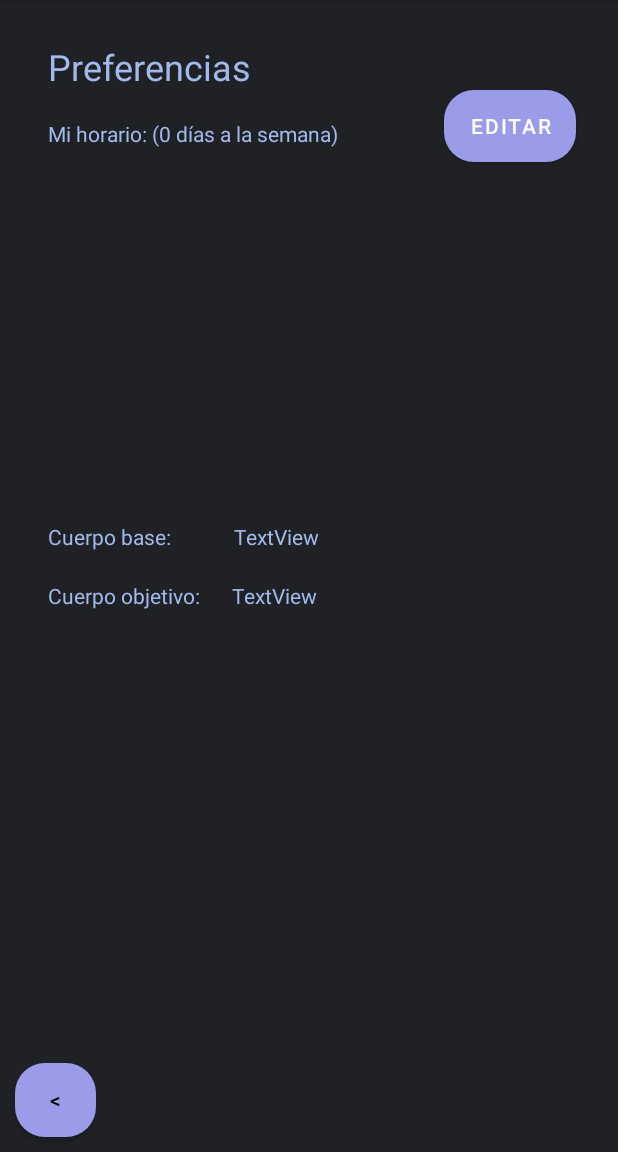
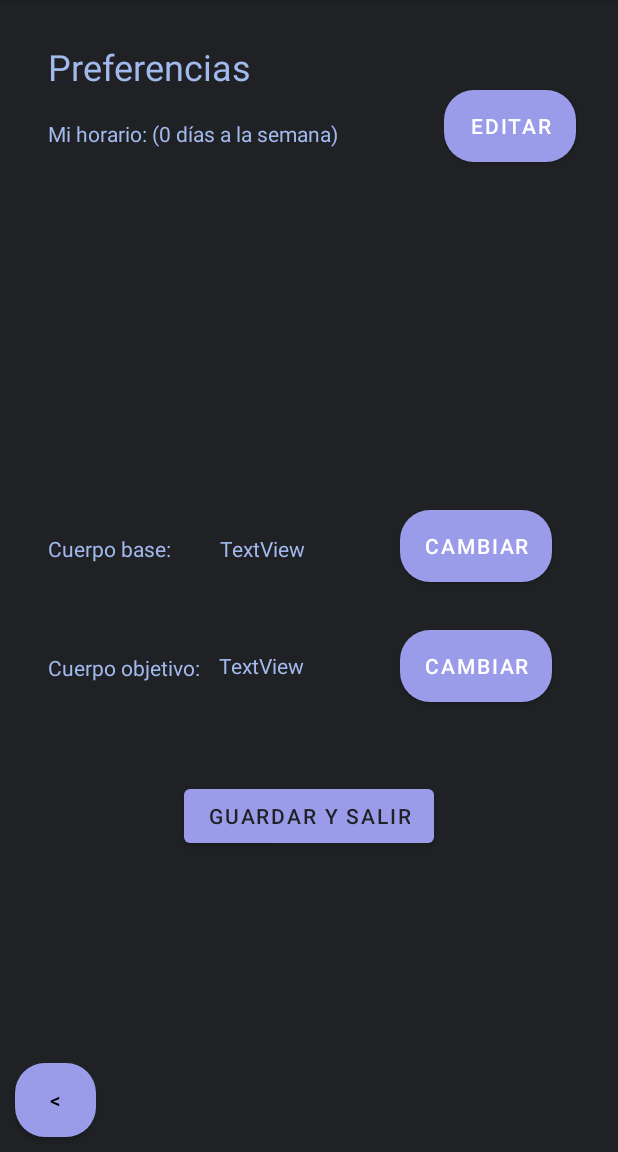
Before and after one commit to ErickSan01/Softcare_PocketTrainer, an Android app: the AjustesActivity screen opened directly, with no data from a screen before it, on a phone screen of 412 x 824 dp, the part 84-1236 px from its top. Run offline under Robolectric (Android 15) with nearby library versions, the phone set to English and light mode, and no system bars.

Commit message:
Cambiar meta se agregó al menú de ajustes

```diff
--- a/Codigo/app/src/main/res/layout/activity_ajustes.xml
+++ b/Codigo/app/src/main/res/layout/activity_ajustes.xml
@@ -35,7 +35,7 @@
         android:layout_width="349dp"
         android:layout_height="208dp"
         android:layout_marginTop="116dp"
-        android:textColor="#FFFFFF"
+        android:textColor="@color/white"
         app:layout_constraintEnd_toEndOf="parent"
         app:layout_constraintHorizontal_bias="0.516"
         app:layout_constraintStart_toStartOf="parent"
@@ -54,12 +54,38 @@
         app:layout_constraintEnd_toEndOf="parent"
         app:layout_constraintTop_toTopOf="parent" />
 
+    <Button
+        android:id="@+id/buttonHorario2"
+        android:layout_width="wrap_content"
+        android:layout_height="wrap_content"
+        android:layout_marginTop="16dp"
+        android:layout_marginEnd="44dp"
+        android:background="@drawable/custombutton"
+        android:onClick="editarCuerpo"
+        android:text="@string/cambiar"
+        android:textColor="@color/white"
+        app:layout_constraintEnd_toEndOf="parent"
+        app:layout_constraintTop_toBottomOf="@+id/ListView1" />
+
+    <Button
+        android:id="@+id/buttonHorario3"
+        android:layout_width="wrap_content"
+        android:layout_height="wrap_content"
+        android:layout_marginTop="32dp"
+        android:layout_marginEnd="44dp"
+        android:background="@drawable/custombutton"
+        android:onClick="editarMeta"
+        android:text="@string/cambiar"
+        android:textColor="@color/white"
+        app:layout_constraintEnd_toEndOf="parent"
+        app:layout_constraintTop_toBottomOf="@+id/buttonHorario2" />
+
     <TextView
         android:id="@+id/textViewCuerpo"
         android:layout_width="wrap_content"
         android:layout_height="wrap_content"
         android:layout_marginStart="32dp"
-        android:layout_marginTop="24dp"
+        android:layout_marginTop="32dp"
         android:text="@string/cuerpo_elegido"
         android:textColor="@color/texto"
         app:layout_constraintStart_toStartOf="parent"
@@ -67,10 +93,10 @@
 
     <TextView
         android:id="@+id/textViewCuerpoUsuario"
-        android:layout_width="228dp"
-        android:layout_height="19dp"
-        android:layout_marginTop="24dp"
-        android:layout_marginEnd="28dp"
+        android:layout_width="69dp"
+        android:layout_height="22dp"
+        android:layout_marginTop="32dp"
+        android:layout_marginEnd="196dp"
         android:text="TextView"
         android:textColor="@color/texto"
         app:layout_constraintEnd_toEndOf="parent"
@@ -81,7 +107,7 @@
         android:layout_width="wrap_content"
         android:layout_height="wrap_content"
         android:layout_marginStart="32dp"
-        android:layout_marginTop="20dp"
+        android:layout_marginTop="60dp"
         android:text="@string/meta_elegido"
         android:textColor="@color/texto"
         app:layout_constraintStart_toStartOf="parent"
@@ -89,10 +115,10 @@
 
     <TextView
         android:id="@+id/textViewMetaUsuario"
-        android:layout_width="229dp"
-        android:layout_height="19dp"
-        android:layout_marginTop="20dp"
-        android:layout_marginEnd="28dp"
+        android:layout_width="106dp"
+        android:layout_height="49dp"
+        android:layout_marginTop="56dp"
+        android:layout_marginEnd="160dp"
         android:text="TextView"
         android:textColor="@color/texto"
         app:layout_constraintEnd_toEndOf="parent"
@@ -111,4 +137,14 @@
         app:layout_constraintBottom_toBottomOf="parent"
         app:layout_constraintStart_toStartOf="parent" />
 
+    <Button
+        android:id="@+id/buttonSalir"
+        android:layout_width="wrap_content"
+        android:layout_height="wrap_content"
+        android:layout_marginTop="196dp"
+        android:text="@string/guardar_y_salir"
+        app:layout_constraintEnd_toEndOf="parent"
+        app:layout_constraintStart_toStartOf="parent"
+        app:layout_constraintTop_toBottomOf="@+id/ListView1" />
+
 </androidx.constraintlayout.widget.ConstraintLayout>
--- a/Codigo/app/src/main/res/values/strings.xml
+++ b/Codigo/app/src/main/res/values/strings.xml
@@ -61,8 +61,10 @@
     <string name="editar">Editar</string>
     <string name="cuerpo_elegido">Cuerpo base: </string>
     <string name="meta_elegido">Cuerpo objetivo: </string>
+    <string name="nueva_meta">Elige una nueva meta: </string>
     <string name="reset">Reiniciar ajustes</string>
-
+    <string name="guardar">Guardar</string>
+    <string name="guardar_y_salir">Guardar y salir</string>
     <string name="empty"> </string>
 
     <string name="menu">menu</string>
@@ -80,5 +82,7 @@
     <string name="back"><![CDATA[<]]></string>
 
     <string name="title_activity_ejercicios_rutina">EjerciciosRutina</string>
+    <!-- TODO: Remove or change this placeholder text -->
+    <string name="hello_blank_fragment">Hello blank fragment</string>
 
 </resources>
```
Also changed, not shown: Codigo/app/src/main/AndroidManifest.xml (+27 -20 lines), Codigo/app/src/main/java/com/softcare/pockettrainer/AjustesActivity.java (+20 -0 lines), Codigo/app/src/main/java/com/softcare/pockettrainer/AjustesMetaActivity.java (added, +85 -0 lines), Codigo/app/src/main/res/layout/activity_ajustes_meta.xml (added, +109 -0 lines).
